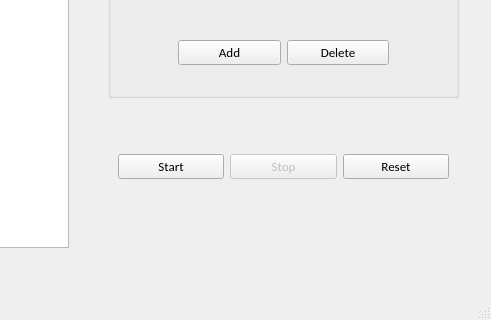
Before: the Qt Designer form task2/Timer/mainwindow.ui in tinrael/tasks, drawn with Qt 5; both pictures show x 362 to 853 and y 323 to 643 of the 853 by 643 pixel window.
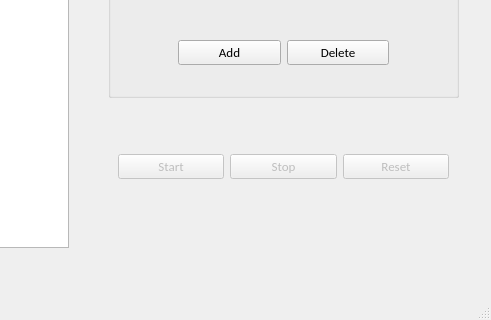
After: the same form once the commit is applied.

Commit message: Disable the control buttons

Diff of the .ui file:
```diff
--- a/task2/Timer/mainwindow.ui
+++ b/task2/Timer/mainwindow.ui
@@ -63,6 +63,9 @@
     <layout class="QHBoxLayout" name="hrzltStartStopReset">
      <item>
       <widget class="QPushButton" name="pbStart">
+       <property name="enabled">
+        <bool>false</bool>
+       </property>
        <property name="font">
         <font>
          <family>Calibri</family>
@@ -93,7 +96,7 @@
      <item>
       <widget class="QPushButton" name="pbReset">
        <property name="enabled">
-        <bool>true</bool>
+        <bool>false</bool>
        </property>
        <property name="font">
         <font>
```
Left out of the diff: 2 changed lines with no effect on the pictures.
